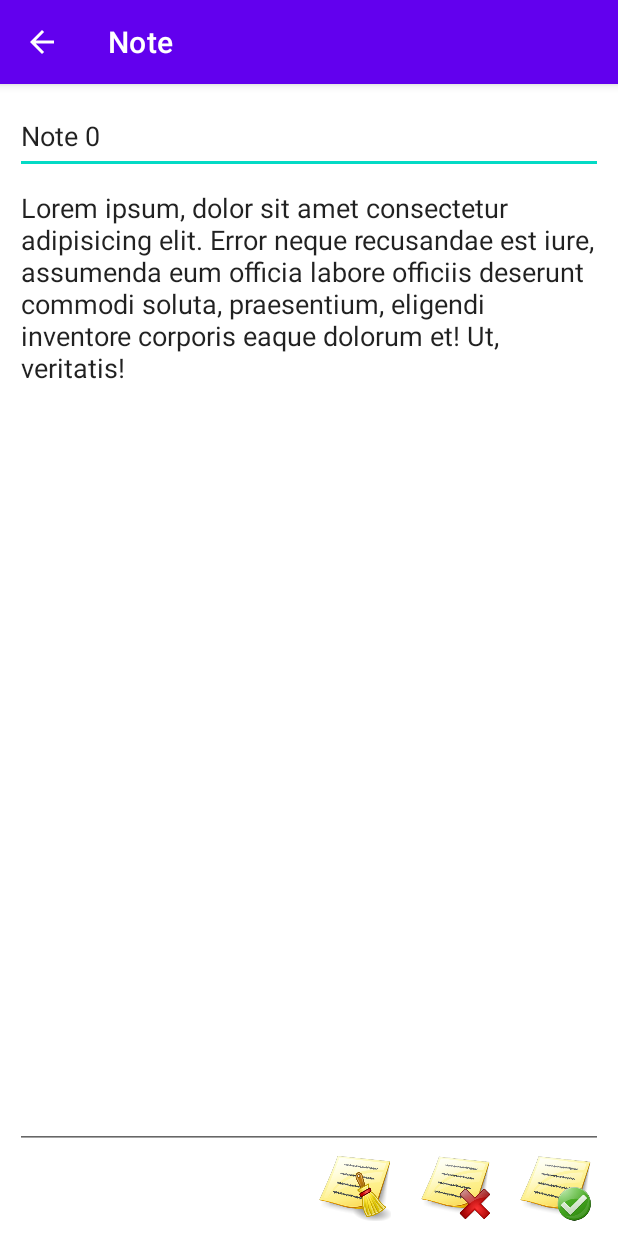
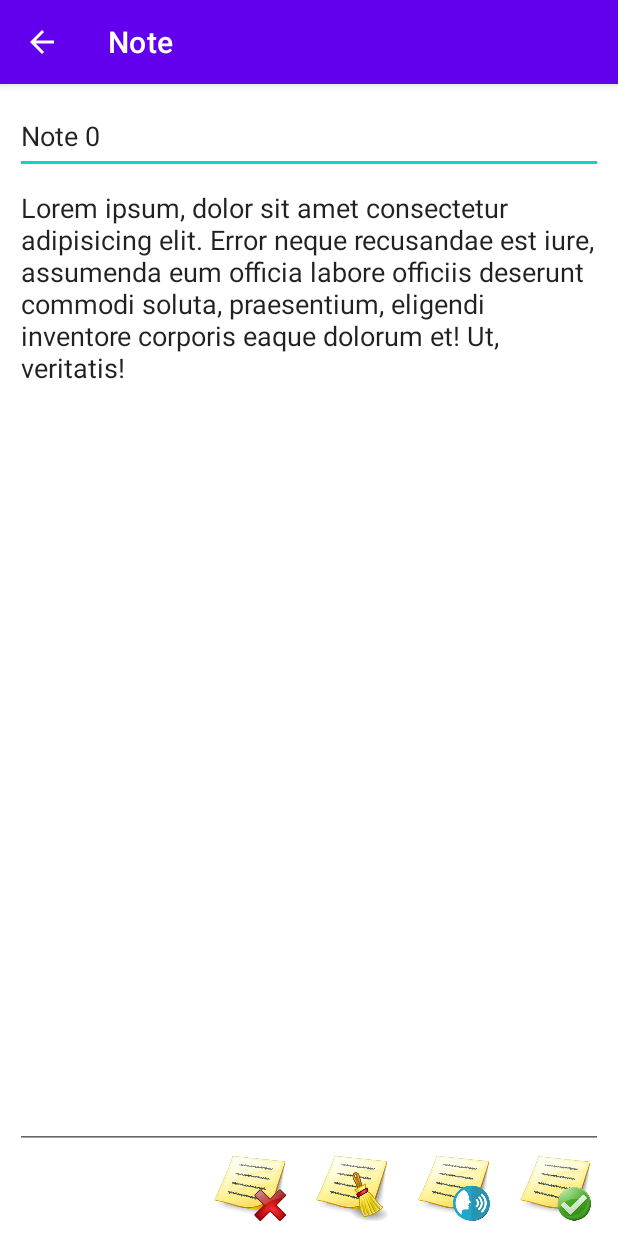
Before and after one commit to dennisbr3003/takenotev2, an Android app: the screen it shows after launch (UpsertNoteActivity), after a tap on "Note 0", on a phone screen of 412 x 824 dp. Run offline under Robolectric (Android 15) with nearby library versions, the phone set to English and light mode, and no system bars; our stand-ins replace Room's generated code; libraries missing offline, so code that uses them is left out: com.github.clans.fab; 2 statements that could not run were skipped.

Commit message:
add note: added speech to text. Added ripple to imageviews

```diff
--- a/app/src/main/java/com/dennis_brink/android/takenotev2/UpsertNoteActivity.java
+++ b/app/src/main/java/com/dennis_brink/android/takenotev2/UpsertNoteActivity.java
@@ -79,9 +79,8 @@ public class UpsertNoteActivity extends AppCompatActivity implements FunctionCon
     }
 
     private void configureScreen(String function){
-        if(function.equals(ADD)){
-            imgDelete.setVisibility(View.INVISIBLE);
-            imgRecord.setVisibility(View.VISIBLE);
+        if(function.equals(UPD)){
+            imgDelete.setVisibility(View.VISIBLE);
         }
     }
 
--- a/app/src/main/res/layout/activity_upsert_note.xml
+++ b/app/src/main/res/layout/activity_upsert_note.xml
@@ -65,38 +65,48 @@
 
             <ImageView
                 android:id="@+id/imgDelete"
-                android:layout_width="46dp"
-                android:layout_height="47dp"
+                android:layout_width="48dp"
+                android:layout_height="48dp"
                 android:layout_marginEnd="20dp"
                 android:layout_weight="1"
+                android:background="?android:attr/selectableItemBackgroundBorderless"
+                android:clickable="true"
+                android:visibility="invisible"
+                app:layout_constraintBottom_toBottomOf="parent"
+                app:layout_constraintEnd_toStartOf="@+id/imgClear"
+                app:layout_constraintTop_toTopOf="parent"
+                app:layout_constraintVertical_bias="1.0"
+                app:srcCompat="@drawable/note_delete"
+                tools:ignore="SpeakableTextPresentCheck" />
+
+            <ImageView
+                android:id="@+id/imgRecord"
+                android:layout_width="48dp"
+                android:layout_height="48dp"
+                android:layout_marginEnd="20dp"
+                android:layout_weight="1"
+                android:background="?android:attr/selectableItemBackgroundBorderless"
+                android:clickable="true"
                 app:layout_constraintBottom_toBottomOf="parent"
                 app:layout_constraintEnd_toStartOf="@+id/imgSave"
                 app:layout_constraintTop_toTopOf="parent"
                 app:layout_constraintVertical_bias="0.0"
-                app:srcCompat="@drawable/note_delete" />
-
-            <ImageView
-                android:id="@+id/imgRecord"
-                android:layout_width="46dp"
-                android:layout_height="47dp"
-                android:layout_marginEnd="20dp"
-                android:layout_weight="1"
-                android:visibility="invisible"
-                app:layout_constraintBottom_toBottomOf="parent"
-                app:layout_constraintEnd_toStartOf="@+id/imgSave"
-                app:layout_constraintTop_toTopOf="parent"
-                app:layout_constraintVertical_bias="0.0"
-                app:srcCompat="@drawable/voice_rec" />
+                app:srcCompat="@drawable/voice_rec"
+                tools:ignore="SpeakableTextPresentCheck" />
 
             <ImageView
                 android:id="@+id/imgClear"
                 android:layout_width="wrap_content"
                 android:layout_height="wrap_content"
                 android:layout_marginEnd="20dp"
+                android:background="?android:attr/selectableItemBackgroundBorderless"
+                android:clickable="true"
                 app:layout_constraintBottom_toBottomOf="parent"
-                app:layout_constraintEnd_toStartOf="@+id/imgDelete"
+                app:layout_constraintEnd_toStartOf="@+id/imgRecord"
                 app:layout_constraintTop_toTopOf="parent"
-                app:srcCompat="@drawable/note_clear" />
+                app:layout_constraintVertical_bias="0.0"
+                app:srcCompat="@drawable/note_clear"
+                tools:ignore="SpeakableTextPresentCheck" />
         </androidx.constraintlayout.widget.ConstraintLayout>
 
     </androidx.constraintlayout.widget.ConstraintLayout>
--- a/build.gradle
+++ b/build.gradle
@@ -1,7 +1,7 @@
 // Top-level build file where you can add configuration options common to all sub-projects/modules.
 plugins {
-    id 'com.android.application' version '7.2.1' apply false
-    id 'com.android.library' version '7.2.1' apply false
+    id 'com.android.application' version '7.3.0' apply false
+    id 'com.android.library' version '7.3.0' apply false
 }
 
 task clean(type: Delete) {
```
Also changed, not shown: gradle/wrapper/gradle-wrapper.properties.
